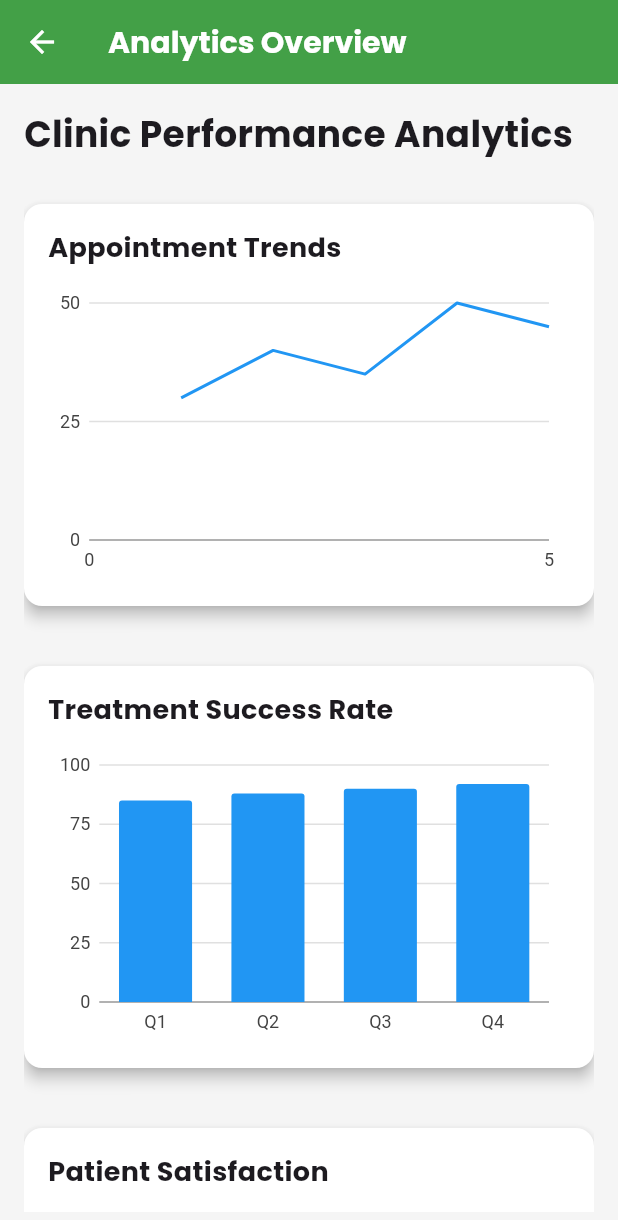
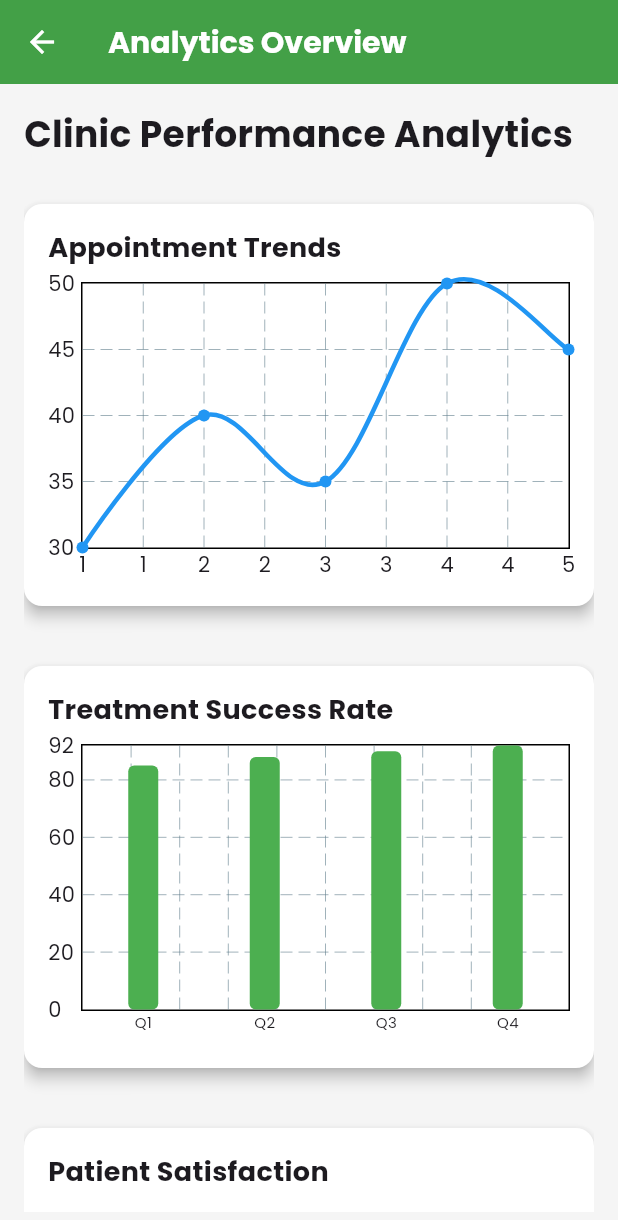
Before and after one commit to kimathikim/derma_sys, a Flutter app: the AnalyticsOverviewPage screen opened directly, on a phone screen of 412 x 824 dp. Shown: the top 1220 px of the screen. Run offline on Flutter 3.47's test engine with Material 3 defaults, Android fonts, the phone set to English and light mode, and no system bars; drawn by our look-alikes of fl_chart; our stand-ins replace flutter_secure_storage, font_awesome_flutter, google_fonts, image_picker, local_auth, shared_preferences and 3 more; missing offline and left inert: flutter_appauth; accounts and stored records are empty.

Commit message:
Upate packages?

```diff
--- a/lib/doctor_main.dart
+++ b/lib/doctor_main.dart
@@ -3,7 +3,6 @@ import 'package:font_awesome_flutter/font_awesome_flutter.dart';
 import 'package:dermasys_flutter/screens/doctor/doctor_dashboard.dart';
 import 'package:dermasys_flutter/screens/doctor/doctor_appointments.dart';
 import 'package:dermasys_flutter/screens/doctor/doctor_profile.dart';
-import 'package:dermasys_flutter/screens/patient/patient_registration.dart';
 import 'package:dermasys_flutter/screens/triage/triage_overview.dart';
 import 'package:dermasys_flutter/screens/treatment/treatment_overview.dart';
 import 'package:dermasys_flutter/screens/inventory/inventory_management.dart';
--- a/lib/patient_main.dart
+++ b/lib/patient_main.dart
@@ -8,7 +8,7 @@ import 'package:dermasys_flutter/screens/patient/patient_records.dart';
 import 'package:dermasys_flutter/screens/communication/messages.dart';
 
 class MainNavigationPage extends StatefulWidget {
-  const MainNavigationPage({Key? key}) : super(key: key);
+  const MainNavigationPage({super.key});
 
   @override
   _MainNavigationPageState createState() => _MainNavigationPageState();
--- a/lib/screens/analytics/analytics_overview.dart
+++ b/lib/screens/analytics/analytics_overview.dart
@@ -1,5 +1,5 @@
 import 'package:flutter/material.dart';
-import 'package:charts_flutter/flutter.dart' as charts;
+import 'package:fl_chart/fl_chart.dart';
 
 class AnalyticsOverviewPage extends StatefulWidget {
   const AnalyticsOverviewPage({super.key});
@@ -101,58 +101,100 @@ class _AnalyticsOverviewPageState extends State<AnalyticsOverviewPage> {
 
   // Line chart for appointment trends
   Widget _buildLineChart(List<ChartData> data) {
-    return charts.LineChart(
-      [
-        charts.Series<ChartData, int>( // Change the type to int
-          id: 'Appointments',
-          domainFn: (ChartData data, _) => data.label,
-          measureFn: (ChartData data, _) => data.value,
-          data: data,
-        )
-      ],
-      animate: true,
-      primaryMeasureAxis: const charts.NumericAxisSpec(
-        renderSpec: charts.GridlineRendererSpec(
-          labelStyle: charts.TextStyleSpec(
-            fontSize: 12,
+    return LineChart(
+      LineChartData(
+        gridData: const FlGridData(show: true),
+        titlesData: FlTitlesData(
+          bottomTitles: AxisTitles(
+            sideTitles: SideTitles(
+              showTitles: true,
+              getTitlesWidget: (value, meta) => Text(value.toInt().toString()),
+            ),
+          ),
+          leftTitles: AxisTitles(
+            sideTitles: SideTitles(
+              showTitles: true,
+              getTitlesWidget: (value, meta) => Text(value.toInt().toString()),
+            ),
+          ),
+          topTitles: const AxisTitles(sideTitles: SideTitles(showTitles: false)),
+          rightTitles: const AxisTitles(sideTitles: SideTitles(showTitles: false)),
+        ),
+        lineBarsData: [
+          LineChartBarData(
+            spots: data.map((point) => FlSpot(point.label.toDouble(), point.value.toDouble())).toList(),
+            isCurved: true,
+            color: Colors.blue,
+            barWidth: 3,
+            dotData: const FlDotData(show: true),
+          ),
+        ],
+      ),
+    );
+  }
+
+  // Bar chart for treatment success rates
+  Widget _buildBarChart(List<ChartData> data) {
+    return BarChart(
+      BarChartData(
+        alignment: BarChartAlignment.spaceAround,
+        titlesData: FlTitlesData(
+          bottomTitles: AxisTitles(
+            sideTitles: SideTitles(
+              showTitles: true,
+              getTitlesWidget: (value, meta) => Text(
+                data[value.toInt() % data.length].label.toString(),
+                style: const TextStyle(fontSize: 10),
+              ),
+            ),
+          ),
+          leftTitles: AxisTitles(
+            sideTitles: SideTitles(
+              showTitles: true,
+              getTitlesWidget: (value, meta) => Text(value.toInt().toString()),
+            ),
+          ),
+          topTitles: const AxisTitles(sideTitles: SideTitles(showTitles: false)),
+          rightTitles: const AxisTitles(sideTitles: SideTitles(showTitles: false)),
+        ),
+        barGroups: List.generate(
+          data.length,
+          (index) => BarChartGroupData(
+            x: index,
+            barRods: [
+              BarChartRodData(
+                toY: data[index].value.toDouble(),
+                color: Colors.green,
+                width: 20,
+                borderRadius: BorderRadius.circular(4),
+              ),
+            ],
           ),
         ),
       ),
     );
   }
 
-  // Bar chart for treatment success rates
-  Widget _buildBarChart(List<ChartData> data) {
-    return charts.BarChart(
-      [
-        charts.Series<ChartData, String>(
-          id: 'Treatment Success Rate',
-          domainFn: (ChartData data, _) => data.label,
-          measureFn: (ChartData data, _) => data.value,
-          data: data,
-        )
-      ],
-      animate: true,
-    );
-  }
-
   // Pie chart for patient satisfaction
   Widget _buildPieChart(List<ChartData> data) {
-    return charts.PieChart(
-      [
-        charts.Series<ChartData, String>(
-          id: 'Patient Satisfaction',
-          domainFn: (ChartData data, _) => data.label,
-          measureFn: (ChartData data, _) => data.value,
-          data: data,
-          labelAccessorFn: (ChartData data, _) => '${data.value}%',
-        )
-      ],
-      animate: true,
-      defaultRenderer: charts.ArcRendererConfig(
-        arcRendererDecorators: [
-          charts.ArcLabelDecorator(),
-        ],
+    return PieChart(
+      PieChartData(
+        sections: List.generate(
+          data.length,
+          (index) => PieChartSectionData(
+            value: data[index].value.toDouble(),
+            title: '${data[index].value}%',
+            color: [Colors.blue, Colors.green, Colors.orange, Colors.purple][index % 4],
+            radius: 50,
+            titleStyle: const TextStyle(
+              fontSize: 12,
+              fontWeight: FontWeight.bold,
+              color: Colors.white,
+            ),
+          ),
+        ),
+        centerSpaceRadius: 40,
+        sectionsSpace: 2,
       ),
     );
   }
--- a/lib/screens/auth/signup_screen.dart
+++ b/lib/screens/auth/signup_screen.dart
@@ -101,7 +101,9 @@ class _DoctorSignupPageState extends State<DoctorSignupPage> {
         title: const Text("Doctor Signup"),
         backgroundColor: Theme.of(context).primaryColor,
       ),
-      body: Padding(
+      body: _isLoading
+        ? const Center(child: CircularProgressIndicator())
+        : Padding(
             padding: const EdgeInsets.all(16.0),
             child: SingleChildScrollView(
               child: Form(
--- a/lib/screens/doctor/doctor_appointments.dart
+++ b/lib/screens/doctor/doctor_appointments.dart
@@ -1,6 +1,5 @@
 import 'package:flutter/material.dart';
 import 'package:font_awesome_flutter/font_awesome_flutter.dart';
-import 'package:intl/intl.dart';
 
 class DoctorAppointmentPage extends StatefulWidget {
   const DoctorAppointmentPage({super.key});
--- a/lib/screens/inventory/inventory_management.dart
+++ b/lib/screens/inventory/inventory_management.dart
@@ -1,7 +1,7 @@
 import 'package:flutter/material.dart';
 
 class InventoryManagementPage extends StatefulWidget {
-  const InventoryManagementPage({Key? key}) : super(key: key);
+  const InventoryManagementPage({super.key});
 
   @override
   _InventoryManagementPageState createState() => _InventoryManagementPageState();
--- a/lib/screens/patient/patient_registration.dart
+++ b/lib/screens/patient/patient_registration.dart
@@ -2,7 +2,7 @@ import 'package:flutter/material.dart';
 import 'package:dermasys_flutter/database_helper.dart'; // Import the DatabaseHelper
 import 'package:dermasys_flutter/screens/triage/triage.dart'; // Import the TriagePage
 class PatientRegistrationPage extends StatefulWidget {
-  const PatientRegistrationPage({Key? key}) : super(key: key);
+  const PatientRegistrationPage({super.key});
 
   @override
   _PatientRegistrationPageState createState() =>
--- a/lib/screens/patient/patient_search.dart
+++ b/lib/screens/patient/patient_search.dart
@@ -4,7 +4,7 @@ import 'package:dermasys_flutter/screens/patient/patient_registration.dart';
 import "package:dermasys_flutter/screens/triage/triage.dart";
 
 class PatientSearchPage extends StatefulWidget {
-  const PatientSearchPage({Key? key}) : super(key: key);
+  const PatientSearchPage({super.key});
 
   @override
   _PatientSearchPageState createState() => _PatientSearchPageState();
--- a/lib/screens/treatment/treatment.dart
+++ b/lib/screens/treatment/treatment.dart
@@ -5,8 +5,7 @@ import 'package:dermasys_flutter/screens/treatment/treatment_overview.dart';
 class RecordTreatmentPage extends StatefulWidget {
   final String patientId;
 
-  const RecordTreatmentPage({Key? key, required this.patientId})
-      : super(key: key);
+  const RecordTreatmentPage({super.key, required this.patientId});
 
   @override
   _RecordTreatmentPageState createState() => _RecordTreatmentPageState();
@@ -145,8 +144,7 @@ class LabWidget extends StatefulWidget {
   final String doctorObservation;
 
   const LabWidget(
-      {Key? key, required this.patientId, required this.doctorObservation})
-      : super(key: key);
+      {super.key, required this.patientId, required this.doctorObservation});
 
   @override
   _LabWidgetState createState() => _LabWidgetState();
--- a/lib/screens/treatment/treatment_overview.dart
+++ b/lib/screens/treatment/treatment_overview.dart
@@ -3,7 +3,7 @@ import 'package:dermasys_flutter/screens/treatment/treatment.dart';
 import 'package:dermasys_flutter/database_helper.dart';
 
 class TreatmentOverviewPage extends StatefulWidget {
-  const TreatmentOverviewPage({Key? key}) : super(key: key);
+  const TreatmentOverviewPage({super.key});
 
   @override
   _TreatmentOverviewPageState createState() => _TreatmentOverviewPageState();
--- a/lib/screens/triage/triage.dart
+++ b/lib/screens/triage/triage.dart
@@ -5,7 +5,7 @@ import 'package:dermasys_flutter/doctor_main.dart';
 class TriagePage extends StatefulWidget {
   final String patientId;
 
-  const TriagePage({Key? key, required this.patientId}) : super(key: key);
+  const TriagePage({super.key, required this.patientId});
 
   @override
   _TriagePageState createState() => _TriagePageState();
@@ -217,7 +217,7 @@ class _TriagePageState extends State<TriagePage> {
 
       Navigator.pushReplacement(
         context,
-        MaterialPageRoute(builder: (context) => DocMainNavigationPage()),
+        MaterialPageRoute(builder: (context) => const DocMainNavigationPage()),
       );
       // Optionally navigate to another page or reset the form
       _resetForm();
--- a/lib/screens/triage/triage_overview.dart
+++ b/lib/screens/triage/triage_overview.dart
@@ -1,10 +1,9 @@
 import 'package:flutter/material.dart';
 import 'package:dermasys_flutter/database_helper.dart';
 import 'package:dermasys_flutter/screens/treatment/treatment.dart';
-import 'package:dermasys_flutter/database_helper.dart';
 
 class TriageOverviewPage extends StatefulWidget {
-  const TriageOverviewPage({Key? key}) : super(key: key);
+  const TriageOverviewPage({super.key});
 
   @override
   _TriageOverviewPageState createState() => _TriageOverviewPageState();
@@ -92,8 +91,8 @@ class _TriageOverviewPageState extends State<TriageOverviewPage> {
           margin: const EdgeInsets.symmetric(vertical: 5),
           child: ListTile(
             leading: CircleAvatar(
-              child: Text(patient["priority"][0]), // Priority level initial
               backgroundColor: _getPriorityColor(patient["priority"]),
+              child: Text(patient["priority"][0]),
             ),
             title: Text(patient["name"]),
             subtitle: Text(
--- a/pubspec.yaml
+++ b/pubspec.yaml
@@ -37,7 +37,7 @@ dependencies:
   cupertino_icons: ^1.0.8
   local_auth: ^2.3.0
   google_fonts: ^6.2.1
-  charts_flutter: ^0.12.0  # Ensure this version is compatible with null safety
+  fl_chart: ^0.65.0
   intl: ^0.17.0  # Use a compatible version
   font_awesome_flutter: ^10.7.0
   http: ^1.2.2
@@ -49,6 +49,7 @@ dependencies:
   path: ^1.9.0
   shared_preferences: ^2.3.3
   sqflite_common_ffi: ^2.3.4+3
+  flutter_secure_storage: ^8.0.0
 
 dev_dependencies:
   flutter_test:
```
Also changed, not shown: lib/screens/auth/auth_service.dart (+52 -9 lines), lib/screens/auth/login_screen.dart (+9 -1 lines), lib/screens/communication/messages.dart (+5 -5 lines), lib/screens/patient/patient_records.dart (+10 -15 lines), pubspec.lock, 5 other files. Lines whose indentation alone changed are shown as unchanged.
